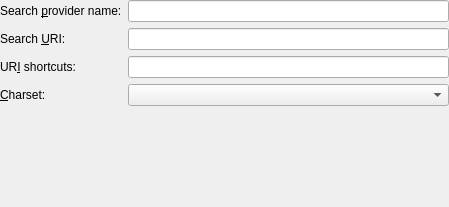
This is kurifilter-plugins/ikws/searchproviderdlg_ui.ui in KDE/kde-runtime as Qt 5 draws it before an edit. The edited form follows.
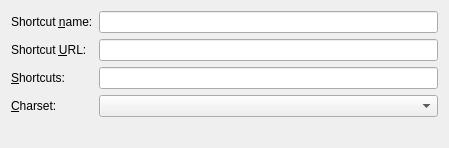
This is the edited form. Custom widgets are drawn as their Qt base class.

Commit message:
- Replaced all references of 'search' with 'web shortcuts' since web shortcuts   are not only for doing search.
- Replaced all the WhatsThis help text with equivalent ToolTip text.

Note that this change only renames related config options, variables and GUI text.
In the future eveything, including file and class names, should be renamed to
reflect the current functionality of this plugin.

FIXED-IN: 4.9.0
GUI:

The edit to the form file:
```diff
--- a/kurifilter-plugins/ikws/searchproviderdlg_ui.ui
+++ b/kurifilter-plugins/ikws/searchproviderdlg_ui.ui
@@ -7,20 +7,17 @@
     <x>0</x>
     <y>0</y>
     <width>449</width>
-    <height>207</height>
+    <height>143</height>
    </rect>
   </property>
   <layout class="QFormLayout" name="formLayout">
-   <property name="margin">
-    <number>0</number>
-   </property>
    <item row="0" column="0">
     <widget class="QLabel" name="lbName">
      <property name="whatsThis">
       <string>Enter the human-readable name of the search provider here.</string>
      </property>
      <property name="text">
-      <string>Search &amp;provider name:</string>
+      <string>Shortcut &amp;name:</string>
      </property>
      <property name="wordWrap">
       <bool>false</bool>
@@ -49,7 +46,7 @@
 &lt;/qt&gt;</string>
      </property>
      <property name="text">
-      <string>Search &amp;URI:</string>
+      <string>Shortcut &amp;URL:</string>
      </property>
      <property name="wordWrap">
       <bool>true</bool>
@@ -86,7 +83,7 @@
 &lt;/qt&gt;</string>
      </property>
      <property name="text">
-      <string>UR&amp;I shortcuts:</string>
+      <string>&amp;Shortcuts:</string>
      </property>
      <property name="wordWrap">
       <bool>true</bool>
@@ -152,16 +149,16 @@
   </layout>
  </widget>
  <customwidgets>
-  <customwidget>
-   <class>KLineEdit</class>
-   <extends>QLineEdit</extends>
-   <header>klineedit.h</header>
-  </customwidget>
   <customwidget>
    <class>KComboBox</class>
    <extends>QComboBox</extends>
    <header>kcombobox.h</header>
   </customwidget>
+  <customwidget>
+   <class>KLineEdit</class>
+   <extends>QLineEdit</extends>
+   <header>klineedit.h</header>
+  </customwidget>
  </customwidgets>
  <includes>
   <include location="local">klineedit.h</include>
```
Left out of the diff: 4 changed lines with no effect on the pictures. The commit also changes 6 other files.
